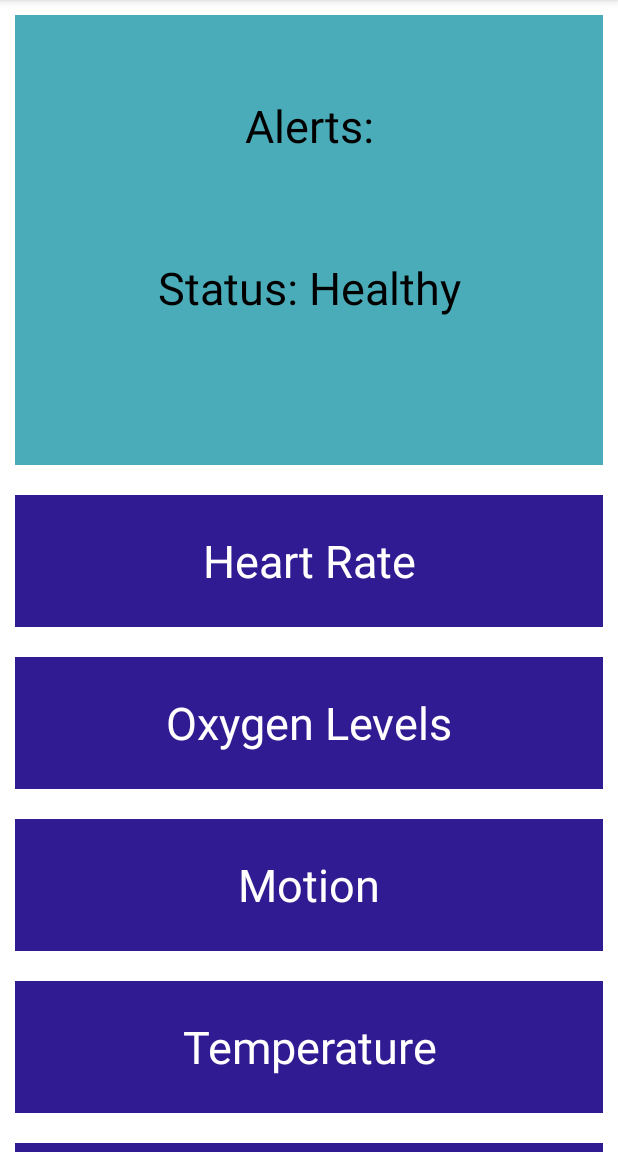
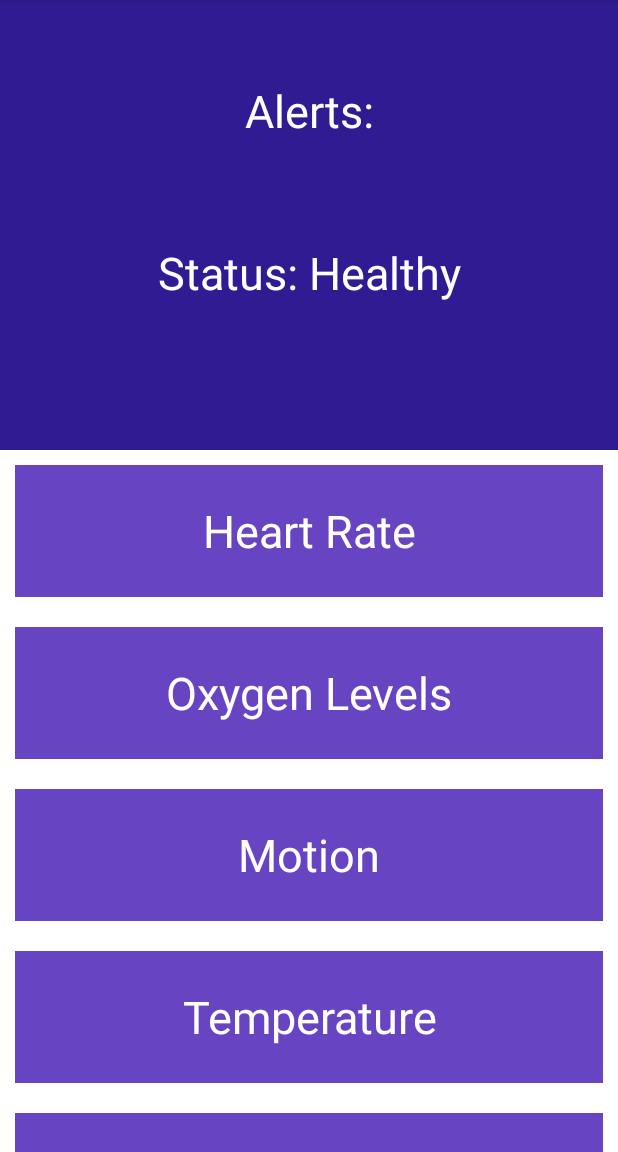
Before and after one commit to alexspin99/SmartSleep, an Android app: the screen it shows after launch (MainActivity), on a phone screen of 412 x 824 dp, the part 84-1236 px from its top. Run offline under Robolectric (Android 15) with nearby library versions, the phone set to English and light mode, and no system bars.

Commit message:
Fixed Colors

```diff
--- a/app/src/main/java/com/example/smartsleep/MainActivity.java
+++ b/app/src/main/java/com/example/smartsleep/MainActivity.java
@@ -13,6 +13,7 @@ public class MainActivity extends AppCompatActivity {
     protected void onCreate(Bundle savedInstanceState) {
         super.onCreate(savedInstanceState);
         setContentView(R.layout.activity_main);
+
 
         // Find View for HeartRate
         TextView heartRate = (TextView) findViewById(R.id.heart_rate);
--- a/app/src/main/res/layout/activity_main.xml
+++ b/app/src/main/res/layout/activity_main.xml
@@ -17,9 +17,8 @@
     <LinearLayout
         android:layout_width="match_parent"
         android:layout_height="300dp"
-        android:background="?colorSecondaryVariant"
+        android:background="?colorPrimary"
         android:padding="20dp"
-        android:layout_margin="10dp"
         android:layout_gravity="center"
         android:orientation="vertical">
 
--- a/app/src/main/res/values-night/themes.xml
+++ b/app/src/main/res/values-night/themes.xml
@@ -3,14 +3,15 @@
     <style name="Theme.SmartSleep" parent="Theme.MaterialComponents.DayNight.DarkActionBar">
         <!-- Primary brand color. -->
         <item name="colorPrimary">#311b92</item>
-        <item name="colorPrimaryVariant">#000062</item>
+        <item name="colorPrimaryDark">#000062</item>
+        <item name="colorPrimaryVariant">#6745c2</item>
         <item name="colorOnPrimary">@color/white</item>
         <!-- Secondary brand color. -->
         <item name="colorSecondary">#7fdeea</item>
         <item name="colorSecondaryVariant">#4aacb8</item>
         <item name="colorOnSecondary">@color/black</item>
         <!-- Status bar color. -->
-        <item name="android:statusBarColor" tools:targetApi="l">?attr/colorPrimaryVariant</item>
+        <item name="android:statusBarColor" tools:targetApi="l">?attr/colorPrimaryDark</item>
         <!-- Customize your theme here. -->
     </style>
 
--- a/app/src/main/res/values/styles.xml
+++ b/app/src/main/res/values/styles.xml
@@ -8,17 +8,16 @@
         <item name="android:textSize">30sp</item>
         <item name="android:clickable">true</item>
         <item name="android:layout_width">match_parent</item>
-        <item name="android:background">?colorPrimary</item>
+        <item name="android:background">?colorPrimaryVariant</item>
         <item name="android:foreground">?attr/selectableItemBackground</item>
         <item name="android:focusable">true</item>
         <item name="android:gravity">center</item>
     </style>
 
     <style name="summary" parent="TextAppearance.AppCompat">
-        <item name="android:textColor">?colorOnSecondary</item>
-        <item name="android:colorBackground">?colorSecondary</item>
+        <item name="android:textColor">?colorOnPrimary</item>
+        <item name="android:colorBackground">?colorPrimary</item>
         <item name="android:layout_height">88dp</item>
-        <item name="android:padding">20dp</item>
         <item name="android:layout_margin">10dp</item>
         <item name="android:textSize">30sp</item>
         <item name="android:layout_width">match_parent</item>
@@ -27,13 +26,13 @@
     </style>
 
     <style name="bigValueCard" parent="TextAppearance.AppCompat">
-        <item name="android:textColor">?colorOnSecondary</item>
+        <item name="android:textColor">?colorOnPrimary</item>
         <item name="android:layout_height">200dp</item>
         <item name="android:padding">20dp</item>
         <item name="android:layout_margin">10dp</item>
         <item name="android:textSize">30sp</item>
         <item name="android:layout_width">match_parent</item>
-        <item name="android:background">?colorSecondaryVariant</item>
+        <item name="android:background">?colorPrimary</item>
         <item name="android:gravity">center</item>
     </style>
 
--- a/app/src/main/res/values/themes.xml
+++ b/app/src/main/res/values/themes.xml
@@ -3,14 +3,15 @@
     <style name="Theme.SmartSleep" parent="Theme.MaterialComponents.DayNight.DarkActionBar">
         <!-- Primary brand color. -->
         <item name="colorPrimary">#311b92</item>
-        <item name="colorPrimaryVariant">#000062</item>
+        <item name="colorPrimaryDark">#000062</item>
+        <item name="colorPrimaryVariant">#6745c2</item>
         <item name="colorOnPrimary">@color/white</item>
         <!-- Secondary brand color. -->
         <item name="colorSecondary">#7fdeea</item>
         <item name="colorSecondaryVariant">#4aacb8</item>
         <item name="colorOnSecondary">@color/black</item>
         <!-- Status bar color. -->
-        <item name="android:statusBarColor" tools:targetApi="l">?attr/colorPrimaryVariant</item>
+        <item name="android:statusBarColor" tools:targetApi="l">?attr/colorPrimaryDark</item>
         <!-- Customize your theme here. -->
     </style>
 </resources>
```
